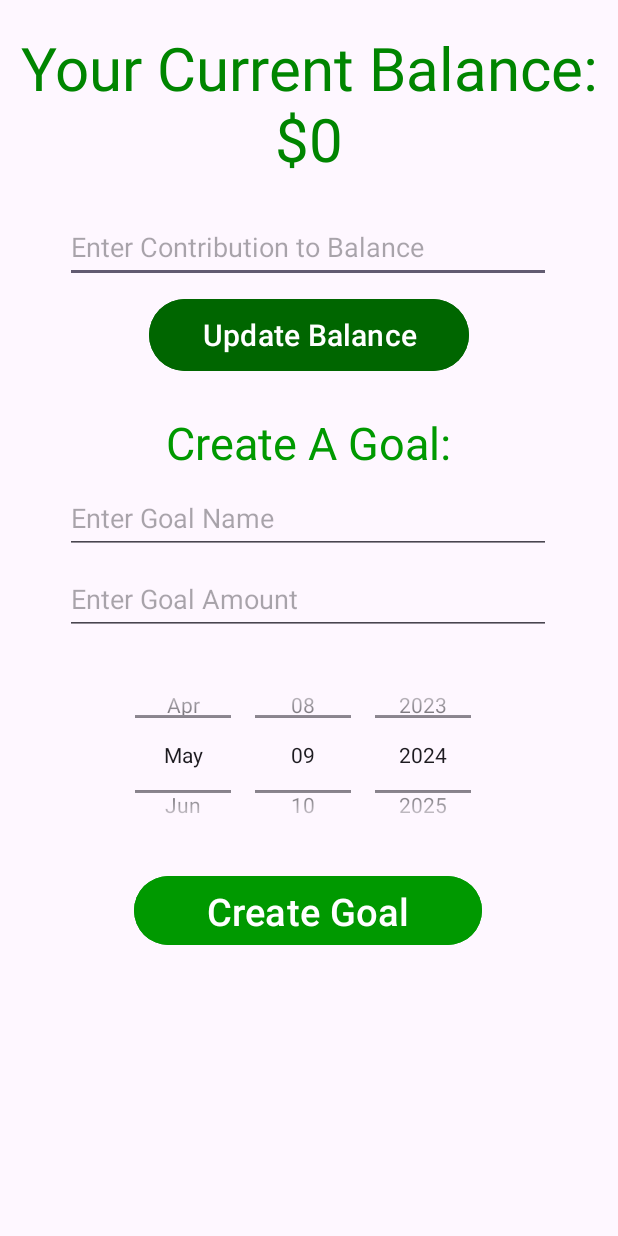
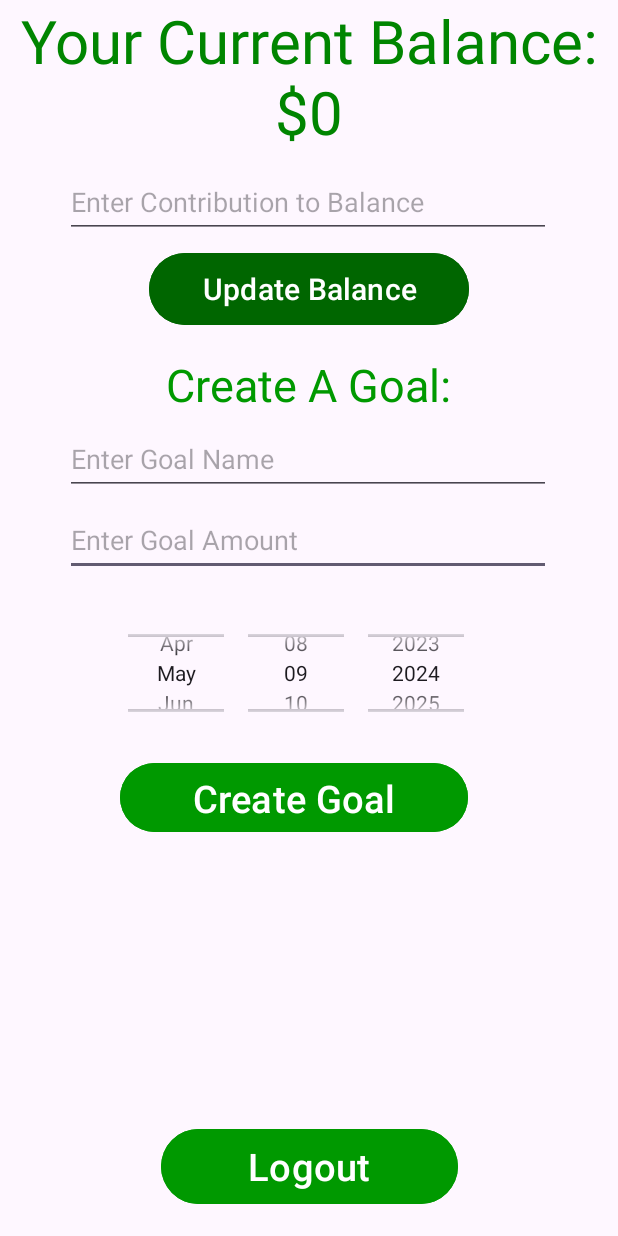
Before and after one commit to sshriyasingh/dollardash, an Android app: the layout activity_account_main.xml on its own in the app's theme, with its tools: preview values and no code run, on a phone screen of 412 x 824 dp. Run offline under Robolectric (Android 15) with nearby library versions, the phone set to English and light mode, and no system bars.

Commit message:
fixed and added intents for create and account activities

```diff
--- a/app/src/main/AndroidManifest.xml
+++ b/app/src/main/AndroidManifest.xml
@@ -28,6 +28,11 @@
             </intent-filter>
         </activity>
 
+        <activity android:name=".CreateAccountMain"
+            android:exported="false"/>
+        <activity android:name=".AccountMainActivity"
+            android:exported="false"/>
+
         <activity
         android:name="com.google.android.gms.ads.AdActivity"
         android:configChanges="keyboard|keyboardHidden|orientation|screenLayout|uiMode|screenSize|smallestScreenSize"
--- a/app/src/main/res/layout/activity_account_main.xml
+++ b/app/src/main/res/layout/activity_account_main.xml
@@ -4,21 +4,6 @@
     xmlns:tools="http://schemas.android.com/tools"
     android:layout_width="match_parent"
     android:layout_height="match_parent">
-
-    <Button
-        android:id="@+id/updateBalance"
-        android:layout_width="213dp"
-        android:layout_height="56dp"
-        android:backgroundTint="#006600"
-        android:text="Update Balance"
-        android:textSize="20sp"
-        app:layout_constraintBottom_toBottomOf="parent"
-        app:layout_constraintEnd_toEndOf="parent"
-        app:layout_constraintStart_toStartOf="parent"
-        app:layout_constraintTop_toTopOf="parent"
-        app:layout_constraintVertical_bias="0.254"
-        tools:ignore="MissingConstraints"
-        />
 
     <TextView
         android:id="@+id/currBalance"
@@ -33,21 +18,7 @@
         app:layout_constraintHorizontal_bias="0.0"
         app:layout_constraintStart_toStartOf="parent"
         app:layout_constraintTop_toTopOf="parent"
-        app:layout_constraintVertical_bias="0.025"
-        tools:ignore="MissingConstraints" />
-
-    <EditText
-        android:id="@+id/inputtedBalance"
-        android:layout_width="324dp"
-        android:layout_height="48dp"
-        android:hint="Enter Contribution to Balance"
-        android:inputType="text"
-        app:layout_constraintBottom_toBottomOf="parent"
-        app:layout_constraintEnd_toEndOf="parent"
-        app:layout_constraintHorizontal_bias="0.494"
-        app:layout_constraintStart_toStartOf="parent"
-        app:layout_constraintTop_toTopOf="parent"
-        app:layout_constraintVertical_bias="0.181"
+        app:layout_constraintVertical_bias="0.0"
         tools:ignore="MissingConstraints" />
 
     <Button
@@ -59,10 +30,24 @@
         android:textSize="25sp"
         app:layout_constraintBottom_toBottomOf="parent"
         app:layout_constraintEnd_toEndOf="parent"
-        app:layout_constraintHorizontal_bias="0.497"
+        app:layout_constraintHorizontal_bias="0.446"
         app:layout_constraintStart_toStartOf="parent"
         app:layout_constraintTop_toTopOf="parent"
-        app:layout_constraintVertical_bias="0.753"
+        app:layout_constraintVertical_bias="0.655"
+        tools:ignore="MissingConstraints" />
+
+    <Button
+        android:id="@+id/logout"
+        android:layout_width="198dp"
+        android:layout_height="58dp"
+        android:backgroundTint="#009900"
+        android:text="Logout"
+        android:textSize="25sp"
+        app:layout_constraintBottom_toBottomOf="parent"
+        app:layout_constraintEnd_toEndOf="parent"
+        app:layout_constraintStart_toStartOf="parent"
+        app:layout_constraintTop_toTopOf="parent"
+        app:layout_constraintVertical_bias="0.977"
         tools:ignore="MissingConstraints" />
 
     <TextView
@@ -78,20 +63,7 @@
         app:layout_constraintHorizontal_bias="0.497"
         app:layout_constraintStart_toStartOf="parent"
         app:layout_constraintTop_toTopOf="parent"
-        app:layout_constraintVertical_bias="0.351"
-        tools:ignore="MissingConstraints" />
-
-    <DatePicker
-        android:id="@+id/datePicker"
-        android:layout_width="325dp"
-        android:layout_height="131dp"
-        android:calendarViewShown="false"
-        android:datePickerMode="spinner"
-        app:layout_constraintBottom_toBottomOf="parent"
-        app:layout_constraintEnd_toEndOf="parent"
-        app:layout_constraintStart_toStartOf="parent"
-        app:layout_constraintTop_toTopOf="parent"
-        app:layout_constraintVertical_bias="0.631"
+        app:layout_constraintVertical_bias="0.301"
         tools:ignore="MissingConstraints" />
 
     <EditText
@@ -105,7 +77,7 @@
         app:layout_constraintHorizontal_bias="0.494"
         app:layout_constraintStart_toStartOf="parent"
         app:layout_constraintTop_toTopOf="parent"
-        app:layout_constraintVertical_bias="0.484"
+        app:layout_constraintVertical_bias="0.433"
         tools:ignore="MissingConstraints" />
 
     <EditText
@@ -119,17 +91,59 @@
         app:layout_constraintHorizontal_bias="0.494"
         app:layout_constraintStart_toStartOf="parent"
         app:layout_constraintTop_toTopOf="parent"
-        app:layout_constraintVertical_bias="0.414"
+        app:layout_constraintVertical_bias="0.363"
         tools:ignore="MissingConstraints" />
 
-    <ListView
-        android:layout_width="393dp"
-        android:layout_height="160dp"
+    <DatePicker
+        android:id="@+id/datePicker"
+        android:layout_width="370dp"
+        android:layout_height="92dp"
+        android:calendarViewShown="false"
+        android:datePickerMode="spinner"
+        app:layout_constraintBottom_toBottomOf="parent"
+        app:layout_constraintEnd_toEndOf="parent"
+        app:layout_constraintHorizontal_bias="0.39"
+        app:layout_constraintStart_toStartOf="parent"
+        app:layout_constraintTop_toTopOf="parent"
+        app:layout_constraintVertical_bias="0.55"
+        tools:ignore="MissingConstraints" />
+
+    <EditText
+        android:id="@+id/inputtedBalance"
+        android:layout_width="324dp"
+        android:layout_height="48dp"
+        android:hint="Enter Contribution to Balance"
+        android:inputType="text"
+        app:layout_constraintBottom_toBottomOf="parent"
+        app:layout_constraintEnd_toEndOf="parent"
+        app:layout_constraintHorizontal_bias="0.494"
+        app:layout_constraintStart_toStartOf="parent"
+        app:layout_constraintTop_toTopOf="parent"
+        app:layout_constraintVertical_bias="0.143"
+        tools:ignore="MissingConstraints" />
+
+    <Button
+        android:id="@+id/updateBalance"
+        android:layout_width="213dp"
+        android:layout_height="56dp"
+        android:backgroundTint="#006600"
+        android:text="Update Balance"
+        android:textSize="20sp"
         app:layout_constraintBottom_toBottomOf="parent"
         app:layout_constraintEnd_toEndOf="parent"
         app:layout_constraintStart_toStartOf="parent"
         app:layout_constraintTop_toTopOf="parent"
-        app:layout_constraintVertical_bias="0.987"
+        app:layout_constraintVertical_bias="0.214"
+        tools:ignore="MissingConstraints" />
+
+    <ListView
+        android:layout_width="395dp"
+        android:layout_height="141dp"
+        app:layout_constraintBottom_toBottomOf="parent"
+        app:layout_constraintEnd_toEndOf="parent"
+        app:layout_constraintStart_toStartOf="parent"
+        app:layout_constraintTop_toTopOf="parent"
+        app:layout_constraintVertical_bias="0.852"
         tools:ignore="MissingConstraints" />
 
 
```
Also changed, not shown: app/src/main/java/com/example/dollardash/AccountMainActivity.kt (added, +56 -0 lines), app/src/main/java/com/example/dollardash/CreateAccountMain.kt (added, +49 -0 lines), app/src/main/java/com/example/dollardash/MainActivity.kt (+15 -6 lines).
